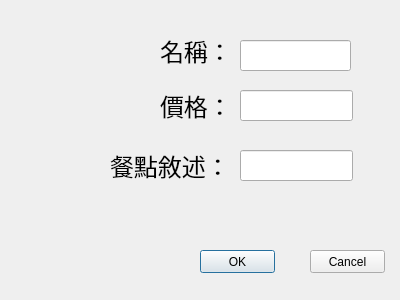
First picture: the form in RMS/manage_menu_dialog.ui, repository hank-wu/OOAD, before the edit.
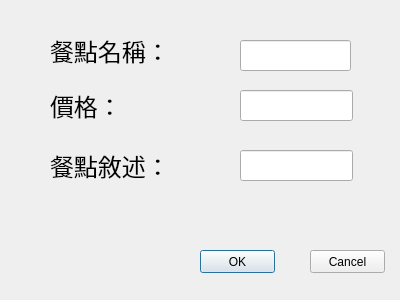
Second picture: the form after the edit.

Commit message: build manage_menu_dialog

The edit to the form file:
```diff
--- a/RMS/manage_menu_dialog.ui
+++ b/RMS/manage_menu_dialog.ui
@@ -52,9 +52,9 @@
   <widget class="QLabel" name="mealNameLabel">
    <property name="geometry">
     <rect>
-     <x>160</x>
+     <x>50</x>
      <y>10</y>
-     <width>71</width>
+     <width>171</width>
      <height>81</height>
     </rect>
    </property>
@@ -65,15 +65,15 @@
     </font>
    </property>
    <property name="text">
-    <string>名稱：</string>
+    <string>餐點名稱：</string>
    </property>
   </widget>
   <widget class="QLabel" name="mealPriceLabel">
    <property name="geometry">
     <rect>
-     <x>160</x>
+     <x>50</x>
      <y>80</y>
-     <width>71</width>
+     <width>181</width>
      <height>51</height>
     </rect>
    </property>
@@ -100,9 +100,9 @@
   <widget class="QLabel" name="mealDrescribeLabel_2">
    <property name="geometry">
     <rect>
-     <x>110</x>
+     <x>50</x>
      <y>140</y>
-     <width>111</width>
+     <width>171</width>
      <height>51</height>
     </rect>
    </property>
```
Left out of the diff: 23 changed lines with no effect on the pictures. The commit also changes 13 other files.
